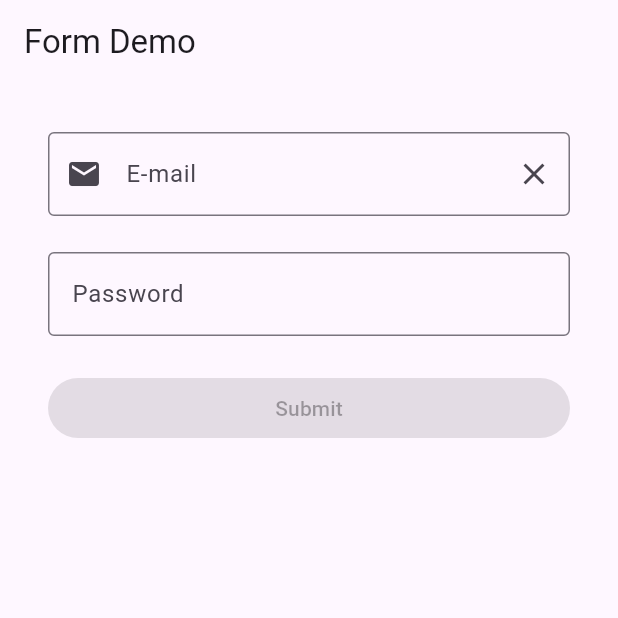
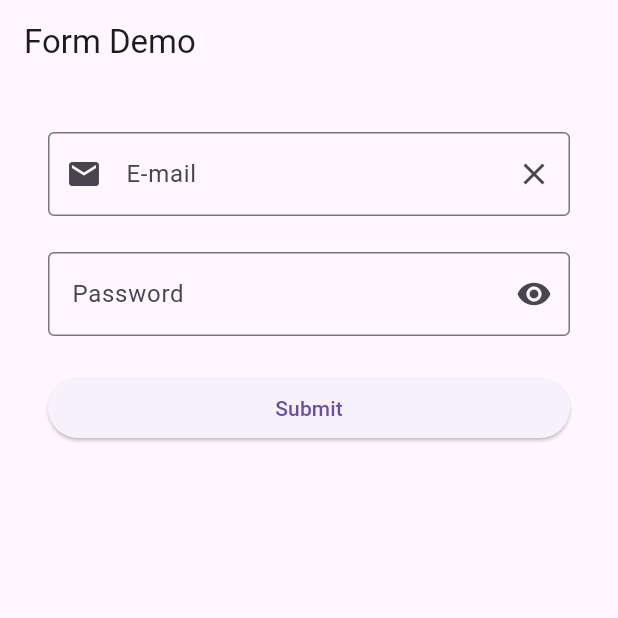
Before and after one commit to Fioshi/flutter-forms-validation, a Flutter app: the screen it shows after launch, on a phone screen of 412 x 824 dp, the top half of it. Run offline on Flutter 3.47's test engine with Material 3 defaults, Android fonts, the phone set to English and light mode, and no system bars.

```diff
--- a/lib/main.dart
+++ b/lib/main.dart
@@ -36,7 +36,8 @@ class MyCustomForm extends StatefulWidget {
 class MyCustomFormState extends State<MyCustomForm> {
   final passwordController = TextEditingController();
   final emailController = TextEditingController();
-  final formKey = GlobalKey();
+  final formKey = GlobalKey<FormState>();
+  bool obscured = true;
 
   var email = "";
   @override
@@ -49,7 +50,7 @@ class MyCustomFormState extends State<MyCustomForm> {
     return Form(
       key: formKey,
       child: ListView(
-        padding: const EdgeInsets.all(32),
+        padding: EdgeInsets.all(32),
         children: <Widget>[
           buildEmail(),
           const SizedBox(
@@ -60,9 +61,8 @@ class MyCustomFormState extends State<MyCustomForm> {
             height: 24,
           ),
           ElevatedButton(
-
             onPressed: () {
-             if()
+              bool valid = formKey.currentState!.validate();
             },
             child: const Text('Submit'),
           )
@@ -98,11 +98,23 @@ class MyCustomFormState extends State<MyCustomForm> {
       );
 
   Widget buildPassword() => TextFormField(
+        validator: (value) {
+          if (value == null || value.length <= 6) {
+            return "Campo invalido";
+          }
+          return null;
+        },
         controller: passwordController,
-        obscureText: true,
+        obscureText: obscured,
         decoration: InputDecoration(
           hintText: 'Your Password...',
           labelText: 'Password',
+          suffixIcon: IconButton(
+            icon: Icon(Icons.visibility),
+            onPressed: () {
+              obscured = !obscured;
+            },
+          ),
           border: OutlineInputBorder(),
         ),
       );
```
